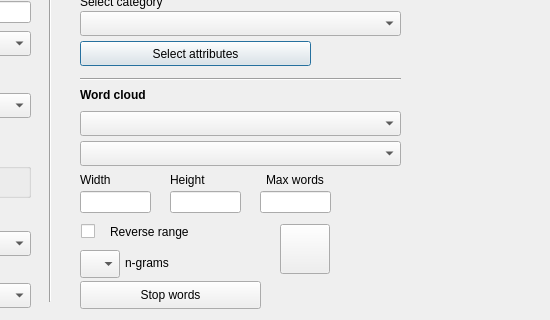
Qt form src/GUI_UIs/ui_dialog_charts.ui (ccbogel/QualCoder) before a commit; both pictures show x 300 to 850 and y 269 to 589 of the 1011 by 589 pixel window.
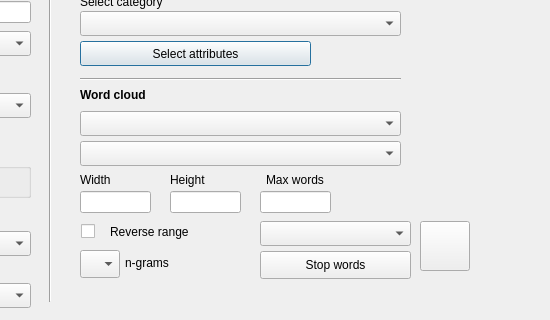
The same form after that commit.

Commit message: add stopwords drop down for language

```diff
--- a/src/GUI_UIs/ui_dialog_charts.ui
+++ b/src/GUI_UIs/ui_dialog_charts.ui
@@ -517,8 +517,8 @@
   <widget class="QPushButton" name="pushButton_wordcloud">
    <property name="geometry">
     <rect>
-     <x>580</x>
-     <y>493</y>
+     <x>720</x>
+     <y>490</y>
      <width>50</width>
      <height>50</height>
     </rect>
@@ -590,7 +590,7 @@
     <rect>
      <x>410</x>
      <y>490</y>
-     <width>161</width>
+     <width>151</width>
      <height>22</height>
     </rect>
    </property>
@@ -724,9 +724,9 @@
   <widget class="QPushButton" name="pushButton_stopwords">
    <property name="geometry">
     <rect>
-     <x>380</x>
-     <y>550</y>
-     <width>181</width>
+     <x>560</x>
+     <y>520</y>
+     <width>151</width>
      <height>28</height>
     </rect>
    </property>
@@ -741,6 +741,19 @@
     <string>Stop words</string>
    </property>
   </widget>
+  <widget class="QComboBox" name="comboBox_stopwords">
+   <property name="geometry">
+    <rect>
+     <x>560</x>
+     <y>490</y>
+     <width>151</width>
+     <height>25</height>
+    </rect>
+   </property>
+   <property name="toolTip">
+    <string>Select stopwords list by language</string>
+   </property>
+  </widget>
   <zorder>groupBox</zorder>
   <zorder>label_info</zorder>
   <zorder>label_pie</zorder>
```
Left out of the diff: 1 changed line with no effect on the pictures.
